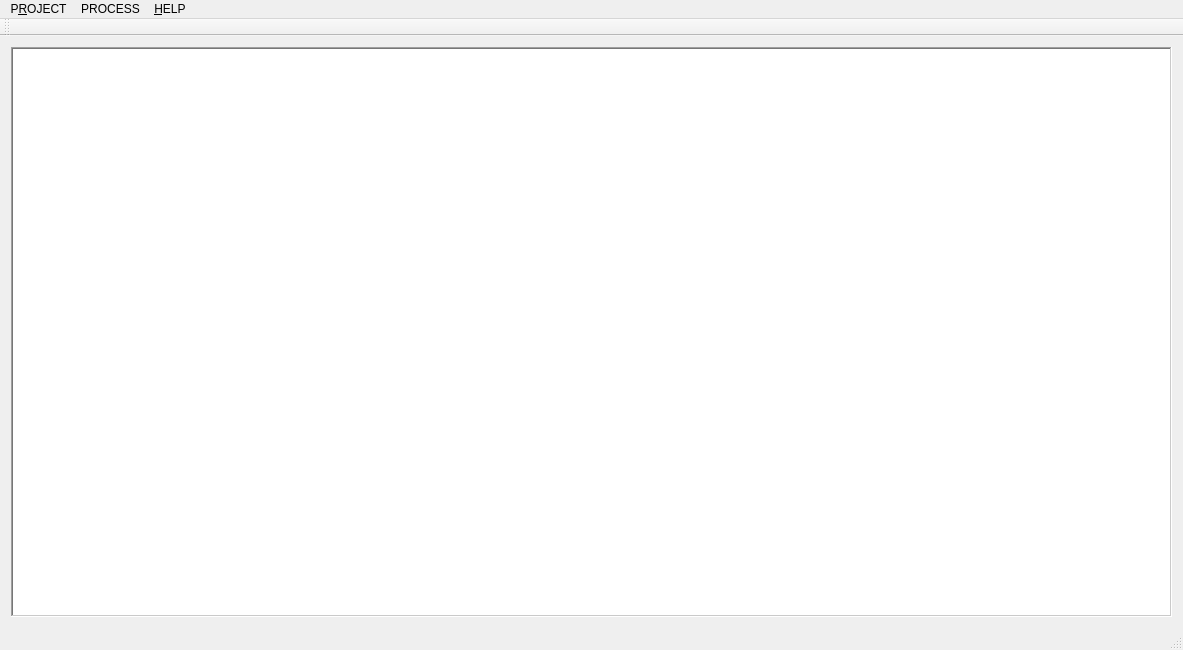
The window that ui/mainwindow.ui (ploki/darkflow) describes before a commit, drawn with Qt 5.
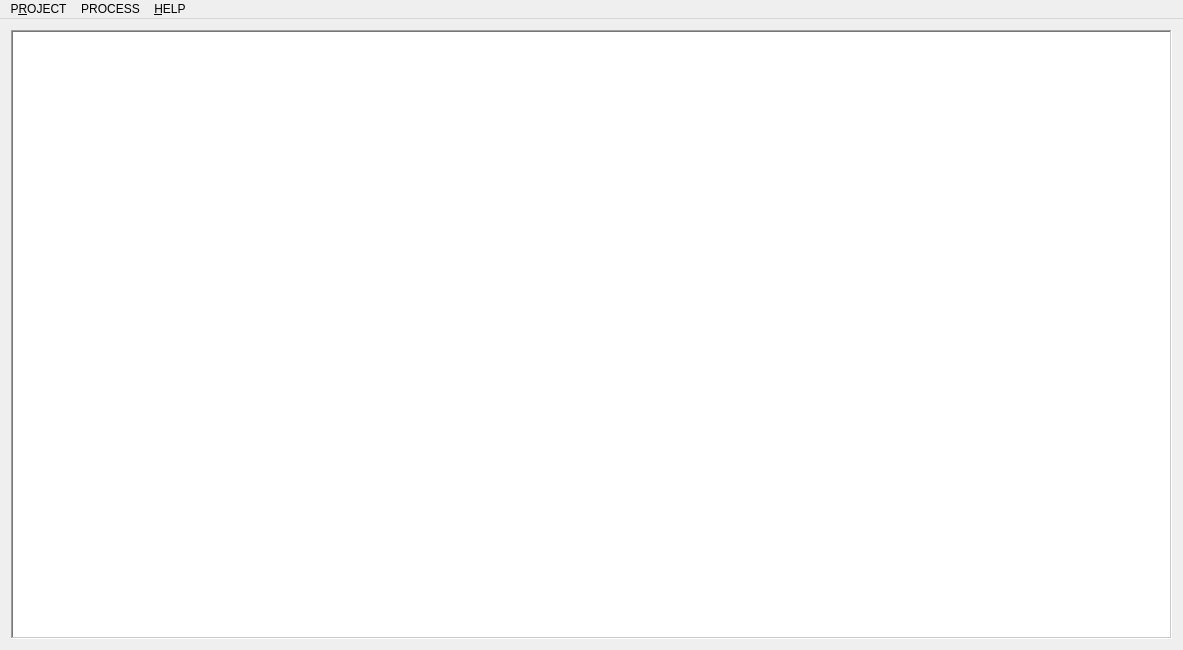
The same window after the commit.

Commit message: removed toolbar and statusbar from mainwindow

```diff
--- a/ui/mainwindow.ui
+++ b/ui/mainwindow.ui
@@ -79,15 +79,6 @@
    <addaction name="menuPROCESS"/>
    <addaction name="menuHELP"/>
   </widget>
-  <widget class="QToolBar" name="mainToolBar">
-   <attribute name="toolBarArea">
-    <enum>TopToolBarArea</enum>
-   </attribute>
-   <attribute name="toolBarBreak">
-    <bool>false</bool>
-   </attribute>
-  </widget>
-  <widget class="QStatusBar" name="statusBar"/>
   <action name="actionNew">
    <property name="text">
     <string>&amp;New...</string>
```
